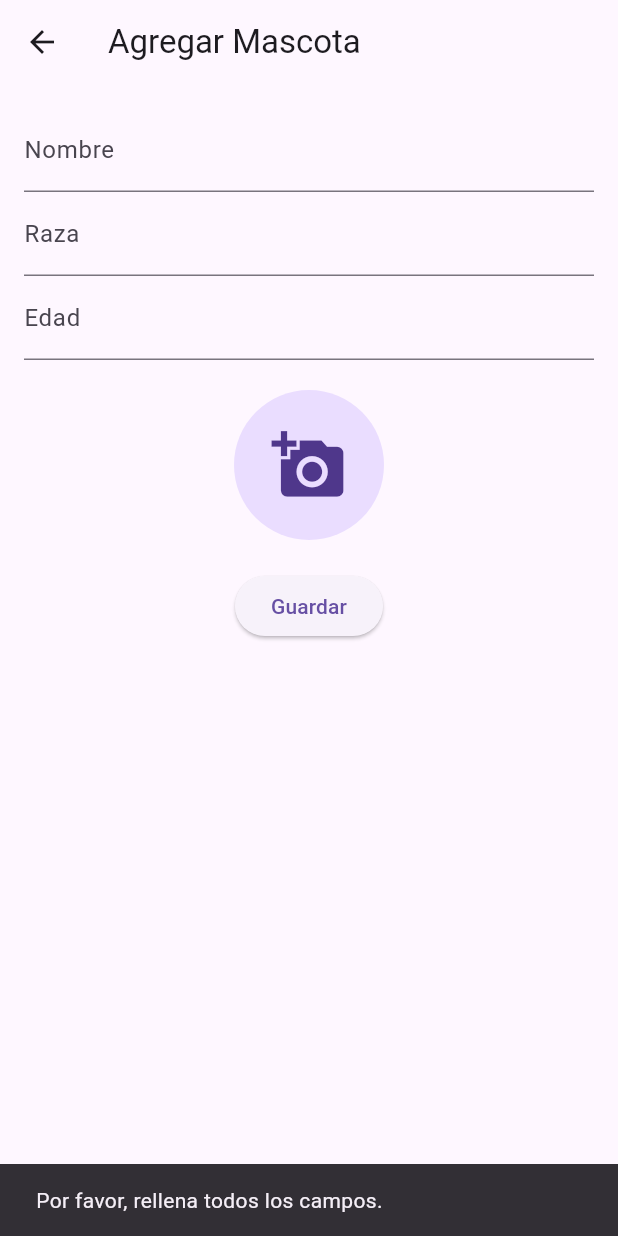
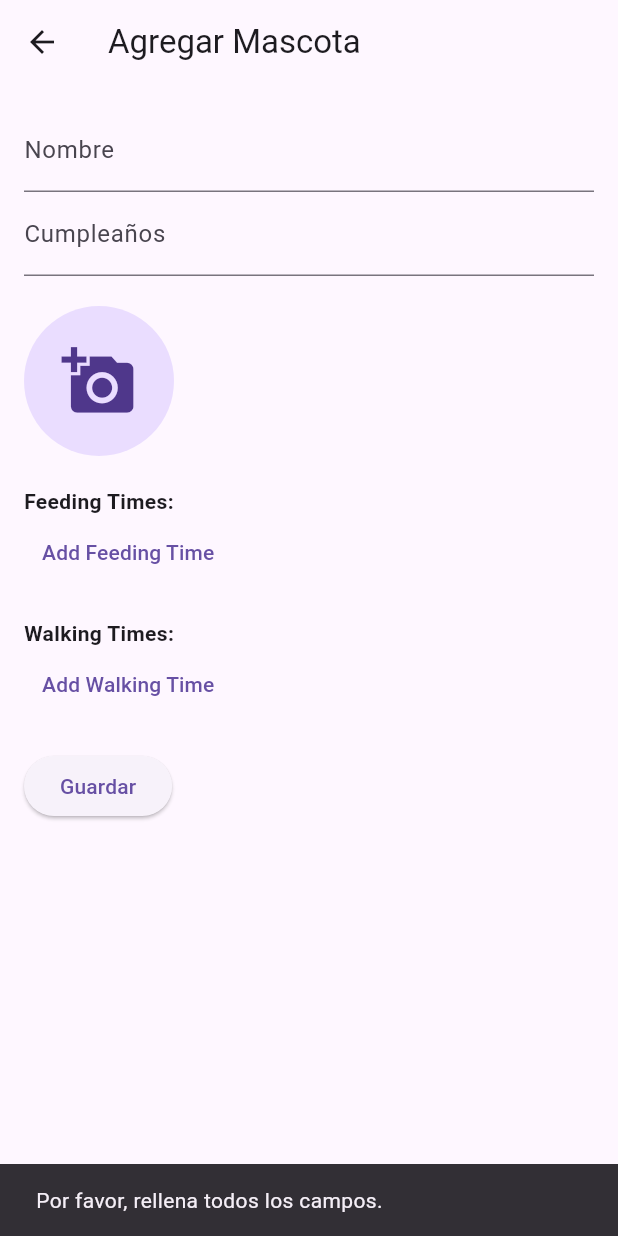
Before and after one commit to Cordar/petpal, a Flutter app: the AddPetScreen screen opened directly, after a tap on "Guardar", on a phone screen of 412 x 824 dp. Run offline on Flutter 3.47's test engine with Material 3 defaults, Android fonts, the phone set to English and light mode, and no system bars; our stand-ins replace cloud_firestore, firebase_core, firebase_storage, image_picker; accounts and stored records are empty.

Commit message:
updated project for mac

```diff
--- a/lib/models/pet.dart
+++ b/lib/models/pet.dart
@@ -1,21 +1,36 @@
+import 'dart:core';
 import 'package:cloud_firestore/cloud_firestore.dart';
+import 'package:flutter/material.dart';
 
 class Pet {
+  String? id;
   final String name;
-  final String type;
-  final int age;
-  final String imageBase64;
-  int experience;
+  final DateTime birthday;
+  final String imageUrl;
+  double experience;
   double happiness;
+  double hunger;
+  DateTime lastWalked;
+  DateTime lastFed;
+  List<TimeOfDay> feedingTimes;
+  List<TimeOfDay> walkingTimes;
 
   Pet({
+    this.id,
     required this.name,
-    required this.type,
-    required this.age,
-    required this.imageBase64,
-    this.experience = 0,
+    required this.birthday,
+    required this.imageUrl,
+    this.experience = 0.0,
     this.happiness = 100.0,
-  });
+    this.hunger = 0.0,
+    DateTime? lastWalked,
+    DateTime? lastFed,
+    this.feedingTimes = const [],
+    this.walkingTimes = const [],
+  })  : lastWalked = lastWalked ?? DateTime.now(),
+        lastFed = lastFed ?? DateTime.now();
+
+  get happinessPercentatge => happiness / 100.0;
 
   void updateHappiness(double value) {
     happiness = (happiness + value).clamp(0.0, 100.0);
@@ -32,32 +47,68 @@ class Pet {
     final data = snapshot.data();
     if (data == null) {
       return Pet(
-          age: 0,
-          name: "unknown",
-          type: "unknown",
-          imageBase64: "",
-          experience: 0,
-          happiness: 0);
+        id: "id",
+        name: "unknown",
+        birthday: DateTime.now(),
+        imageUrl: "",
+        experience: 0.0,
+        happiness: 0.0,
+        hunger: 50.0,
+        lastWalked: DateTime.now(),
+        lastFed: DateTime.now(),
+        feedingTimes: [],
+        walkingTimes: [],
+      );
     }
     return Pet(
-        name: data['name'] ?? "",
-        type: data['type'] ?? "",
-        age: data['age'] ?? "",
-        imageBase64: data['imageBase64'] ?? "",
-        experience: data['experience'] ?? "",
-        happiness: data['happiness'] == null
-            ? 0.0
-            : data['happiness'].toDouble() ?? "");
+      id: snapshot.id,
+      name: data['name'] ?? "",
+      birthday: (data['birthday'] as Timestamp?)?.toDate() ?? DateTime.now(),
+      imageUrl: data['imageUrl'] ?? "",
+      experience: (data['experience'] ?? 0.0).toDouble(),
+      happiness: (data['happiness'] ?? 0.0).toDouble(),
+      hunger: (data['hunger'] ?? 50.0).toDouble(),
+      lastWalked:
+          (data['lastWalked'] as Timestamp?)?.toDate() ?? DateTime.now(),
+      lastFed: (data['lastFed'] as Timestamp?)?.toDate() ?? DateTime.now(),
+      feedingTimes: (data['feedingTimes'] as List<dynamic>?)
+              ?.map((time) => _parseTimeOfDay(time as String))
+              .toList() ??
+          [],
+      walkingTimes: (data['walkingTimes'] as List<dynamic>?)
+              ?.map((time) => _parseTimeOfDay(time as String))
+              .toList() ??
+          [],
+    );
   }
 
   Map<String, dynamic> toFirestore() {
     return {
       'name': name,
-      'type': type,
-      'age': age,
-      'imageBase64': imageBase64,
+      'birthday': birthday,
+      'imageUrl': imageUrl,
       'experience': experience,
       'happiness': happiness,
+      'hunger': hunger,
+      'lastWalked': lastWalked,
+      'lastFed': lastFed,
+      'feedingTimes':
+          feedingTimes.map((time) => _formatTimeOfDay(time)).toList(),
+      'walkingTimes':
+          walkingTimes.map((time) => _formatTimeOfDay(time)).toList(),
     };
   }
+
+  static String _formatTimeOfDay(TimeOfDay tod) {
+    final now = DateTime.now();
+    final dt = DateTime(now.year, now.month, now.day, tod.hour, tod.minute);
+    return "${dt.hour.toString().padLeft(2, '0')}:${dt.minute.toString().padLeft(2, '0')}";
+  }
+
+  static TimeOfDay _parseTimeOfDay(String timeString) {
+    final parts = timeString.split(':');
+    final hour = int.parse(parts[0]);
+    final minute = int.parse(parts[1]);
+    return TimeOfDay(hour: hour, minute: minute);
+  }
 }
--- a/lib/screens/add_pet_screen.dart
+++ b/lib/screens/add_pet_screen.dart
@@ -1,8 +1,6 @@
-import 'dart:convert';
 import 'dart:io';
-import 'dart:typed_data';
+import 'package:firebase_storage/firebase_storage.dart';
 import 'package:flutter/material.dart';
-import 'package:flutter_image_compress/flutter_image_compress.dart';
 import 'package:provider/provider.dart';
 import 'package:image_picker/image_picker.dart';
 import '../providers/pet_provider.dart';
@@ -16,11 +14,12 @@ class AddPetScreen extends StatefulWidget {
 
 class _AddPetScreenState extends State<AddPetScreen> {
   final _nameController = TextEditingController();
-  final _typeController = TextEditingController();
-  final _ageController = TextEditingController();
+  final _birthdayController = TextEditingController();
   File? _selectedImage;
-  Uint8List? _compressedImage;
   bool _isUploading = false;
+  DateTime? _selectedBirthday;
+  final List<TimeOfDay> _feedingTimes = [];
+  final List<TimeOfDay> _walkingTimes = [];
 
   Future<void> _pickImage() async {
     final pickedImage = await ImagePicker().pickImage(
@@ -28,34 +27,64 @@ class _AddPetScreenState extends State<AddPetScreen> {
       imageQuality: 50,
     );
     if (pickedImage != null) {
-      // Further compress the image
-      final compressed = await _compressImage(File(pickedImage.path));
       setState(() {
         _selectedImage = File(pickedImage.path);
-        _compressedImage = compressed;
       });
     }
   }
 
-  Future<Uint8List> _compressImage(File file) async {
-    var result = await FlutterImageCompress.compressWithFile(
-      file.absolute.path,
-      quality: 50,
+  Future<void> _pickBirthday() async {
+    final DateTime? pickedDate = await showDatePicker(
+      context: context,
+      initialDate: DateTime.now(),
+      firstDate: DateTime(2000),
+      lastDate: DateTime.now(),
     );
-    if (result == null) {
-      return Uint8List(0); // Return empty Uint8List if compression fails
+
+    if (pickedDate != null) {
+      setState(() {
+        _selectedBirthday = pickedDate;
+        _birthdayController.text = "${pickedDate.toLocal()}".split(' ')[0];
+      });
     }
-    return result;
+  }
+
+  Future<void> _pickTime(List<TimeOfDay> timeList) async {
+    final TimeOfDay? pickedTime = await showTimePicker(
+      context: context,
+      initialTime: TimeOfDay.now(),
+    );
+
+    if (pickedTime != null) {
+      setState(() {
+        timeList.add(pickedTime);
+      });
+    }
+  }
+
+  Future<String?> _uploadImageToFirebase(File image) async {
+    try {
+      final fileName = DateTime.now().toString();
+      final ref =
+          FirebaseStorage.instance.ref().child('pet_images/$fileName.jpg');
+
+      await ref.putFile(image);
+      final imageUrl = await ref.getDownloadURL();
+      return imageUrl;
+    } catch (e) {
+      print('Error uploading image: $e');
+      return null;
+    }
   }
 
   Future<void> _savePet() async {
     final name = _nameController.text;
-    final type = _typeController.text;
-    final age = int.tryParse(_ageController.text) ?? 0;
 
-    if (name.isEmpty || type.isEmpty || age <= 0 || _compressedImage == null) {
+    if (name.isEmpty ||
+        _selectedBirthday == null ||
+        _selectedImage == null) {
       ScaffoldMessenger.of(context).showSnackBar(
-        SnackBar(content: Text('Por favor, rellena todos los campos.')),
+        const SnackBar(content: Text('Por favor, rellena todos los campos.')),
       );
       return;
     }
@@ -64,58 +93,96 @@ class _AddPetScreenState extends State<AddPetScreen> {
       _isUploading = true;
     });
 
-    // Encode image as base64
-    final imageBase64 = base64Encode(_compressedImage!);
+    final imageUrl = await _uploadImageToFirebase(_selectedImage!);
 
-    Provider.of<PetProvider>(context, listen: false)
-        .addPet(name, type, age, imageBase64);
+    setState(() {
+      _isUploading = false;
+    });
 
+    if (imageUrl != null) {
+      Provider.of<PetProvider>(context, listen: false).addPet(
+        name,
+        _selectedBirthday!,
+        imageUrl,
+        _feedingTimes,
+        _walkingTimes,
+      );
       Navigator.of(context).pop();
+    } else {
+      ScaffoldMessenger.of(context).showSnackBar(
+        const SnackBar(content: Text('Error al subir la imagen.')),
+      );
+    }
   }
 
   @override
   Widget build(BuildContext context) {
     return Scaffold(
       appBar: AppBar(
-        title: Text('Agregar Mascota'),
+        title: const Text('Agregar Mascota'),
       ),
       body: Padding(
         padding: const EdgeInsets.all(16.0),
+        child: SingleChildScrollView(
           child: Column(
+            crossAxisAlignment: CrossAxisAlignment.start,
             children: [
               TextField(
                 controller: _nameController,
-              decoration: InputDecoration(labelText: 'Nombre'),
+                decoration: const InputDecoration(labelText: 'Nombre'),
               ),
               TextField(
-              controller: _typeController,
-              decoration: InputDecoration(labelText: 'Raza'),
+                controller: _birthdayController,
+                readOnly: true,
+                onTap: _pickBirthday,
+                decoration: const InputDecoration(labelText: 'Cumpleaños'),
               ),
-            TextField(
-              controller: _ageController,
-              decoration: InputDecoration(labelText: 'Edad'),
-              keyboardType: TextInputType.number,
-            ),
-            SizedBox(height: 20),
+              const SizedBox(height: 20),
               GestureDetector(
                 onTap: _pickImage,
                 child: CircleAvatar(
                   radius: 50,
-                backgroundImage:
-                    _selectedImage != null ? FileImage(_selectedImage!) : null,
+                  backgroundImage: _selectedImage != null
+                      ? FileImage(_selectedImage!)
+                      : null,
                   child: _selectedImage == null
-                    ? Icon(Icons.add_a_photo, size: 50)
+                      ? const Icon(Icons.add_a_photo, size: 50)
                       : null,
                 ),
               ),
-            SizedBox(height: 20),
+              const SizedBox(height: 20),
+              const Text(
+                'Feeding Times:',
+                style: TextStyle(fontWeight: FontWeight.bold),
+              ),
+              ..._feedingTimes.map(
+                (time) => Text(time.format(context)),
+              ),
+              TextButton(
+                onPressed: () => _pickTime(_feedingTimes),
+                child: const Text('Add Feeding Time'),
+              ),
+              const SizedBox(height: 20),
+              const Text(
+                'Walking Times:',
+                style: TextStyle(fontWeight: FontWeight.bold),
+              ),
+              ..._walkingTimes.map(
+                (time) => Text(time.format(context)),
+              ),
+              TextButton(
+                onPressed: () => _pickTime(_walkingTimes),
+                child: const Text('Add Walking Time'),
+              ),
+              const SizedBox(height: 20),
               _isUploading
-                ? CircularProgressIndicator()
+                  ? const CircularProgressIndicator()
                   : ElevatedButton(
                       onPressed: _savePet,
-                    child: Text('Guardar'),
+                      child: const Text('Guardar'),
                     ),
             ],
+          ),
         ),
       ),
     );
--- a/pubspec.yaml
+++ b/pubspec.yaml
@@ -41,6 +41,7 @@ dependencies:
   cloud_firestore: ^5.6.3
   image_picker: ^1.0.3
   flutter_image_compress: ^2.4.0
+  firebase_storage: ^12.4.3
 
 
 dev_dependencies:
```
Also changed, not shown: lib/providers/pet_provider.dart (+35 -8 lines), lib/widgets/pet_list_item.dart (+8 -10 lines), pubspec.lock, 16 other files. Lines whose indentation alone changed are shown as unchanged.
